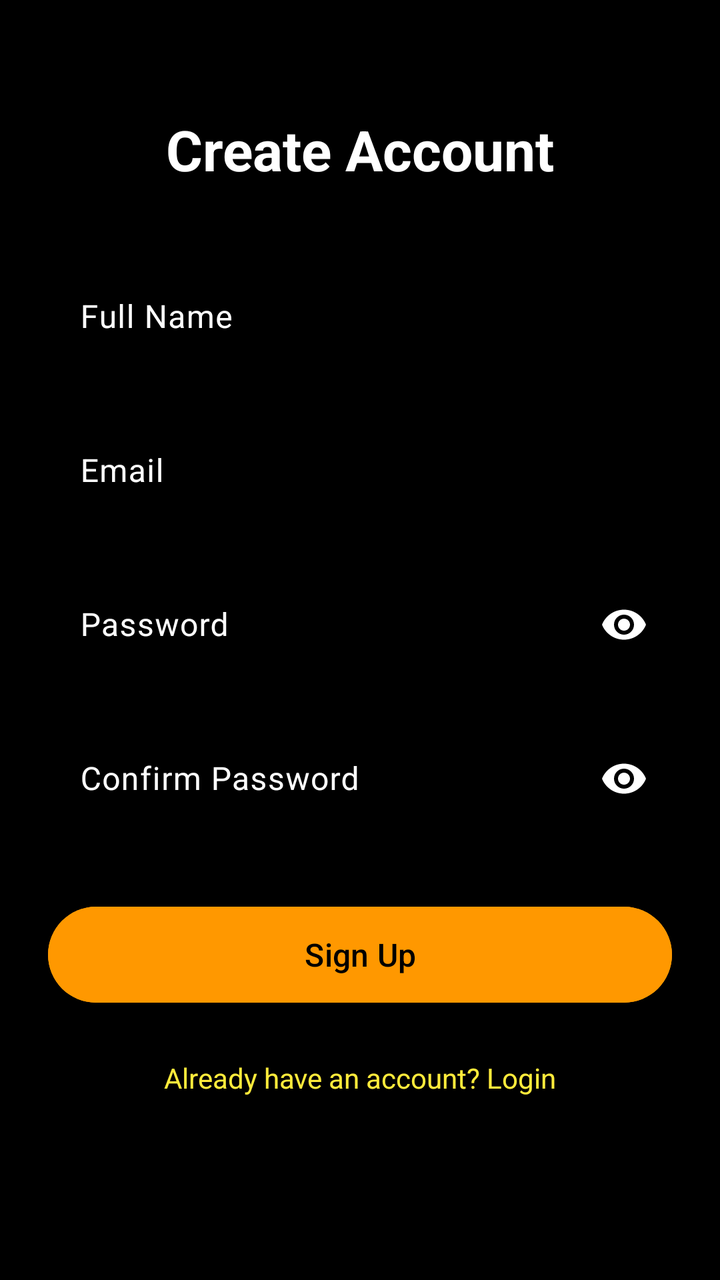
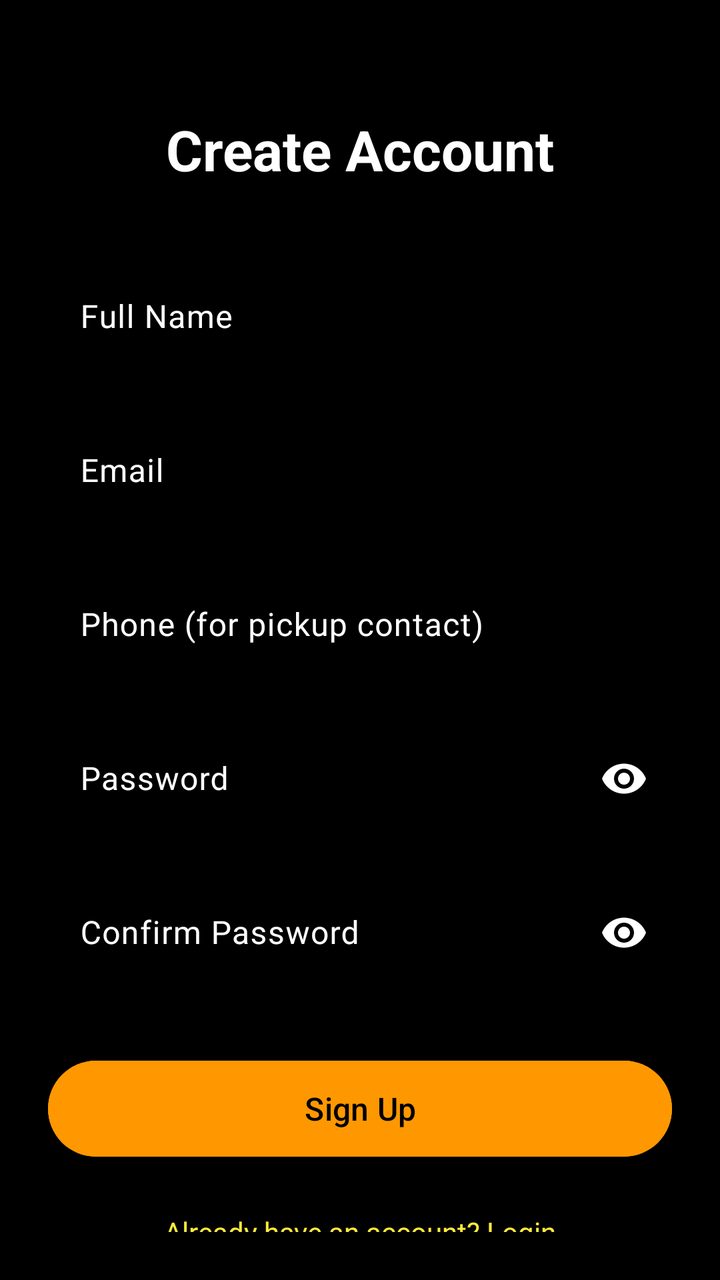

Before-and-after screenshots of an Android layout around one commit, followed by the original layout XML and the change that was made.
<!-- AndroidManifest.xml: application theme Theme.BiteForLessFoodBridge -->
<!-- res/layout/activity_signup.xml -->
<?xml version="1.0" encoding="utf-8"?>
<androidx.constraintlayout.widget.ConstraintLayout xmlns:android="http://schemas.android.com/apk/res/android"
    xmlns:app="http://schemas.android.com/apk/res-auto"
    android:layout_width="match_parent"
    android:layout_height="match_parent"
    android:background="@color/black"
    android:padding="24dp">

    <TextView
        android:id="@+id/title"
        android:layout_width="wrap_content"
        android:layout_height="wrap_content"
        android:layout_marginTop="32dp"
        android:text="Create Account"
        android:textColor="@color/white"
        android:textSize="28sp"
        android:textStyle="bold"
        app:layout_constraintEnd_toEndOf="parent"
        app:layout_constraintStart_toStartOf="parent"
        app:layout_constraintTop_toTopOf="parent" />

    <com.google.android.material.textfield.TextInputLayout
        android:id="@+id/name_layout"
        style="@style/Widget.Material3.TextInputLayout.OutlinedBox"
        android:layout_width="match_parent"
        android:layout_height="wrap_content"
        android:layout_marginTop="32dp"
        android:hint="Full Name"
        android:textColorHint="@color/white"
        app:boxStrokeColor="@color/food_orange"
        app:hintTextColor="@color/food_orange"
        app:layout_constraintTop_toBottomOf="@id/title">

        <com.google.android.material.textfield.TextInputEditText
            android:id="@+id/et_name"
            android:layout_width="match_parent"
            android:layout_height="wrap_content"
            android:textColor="@color/white" />
    </com.google.android.material.textfield.TextInputLayout>

    <com.google.android.material.textfield.TextInputLayout
        android:id="@+id/email_layout"
        style="@style/Widget.Material3.TextInputLayout.OutlinedBox"
        android:layout_width="match_parent"
        android:layout_height="wrap_content"
        android:layout_marginTop="16dp"
        android:hint="Email"
        android:textColorHint="@color/white"
        app:boxStrokeColor="@color/food_orange"
        app:hintTextColor="@color/food_orange"
        app:layout_constraintTop_toBottomOf="@id/name_layout">

        <com.google.android.material.textfield.TextInputEditText
            android:id="@+id/et_email"
            android:layout_width="match_parent"
            android:layout_height="wrap_content"
            android:textColor="@color/white" />
    </com.google.android.material.textfield.TextInputLayout>

    <com.google.android.material.textfield.TextInputLayout
        android:id="@+id/password_layout"
        style="@style/Widget.Material3.TextInputLayout.OutlinedBox"
        android:layout_width="match_parent"
        android:layout_height="wrap_content"
        android:layout_marginTop="16dp"
        android:hint="Password"
        android:textColorHint="@color/white"
        app:boxStrokeColor="@color/food_orange"
        app:hintTextColor="@color/food_orange"
        app:layout_constraintTop_toBottomOf="@id/email_layout"
        app:passwordToggleEnabled="true"
        app:passwordToggleTint="@color/white">

        <com.google.android.material.textfield.TextInputEditText
            android:id="@+id/et_password"
            android:layout_width="match_parent"
            android:layout_height="wrap_content"
            android:inputType="textPassword"
            android:textColor="@color/white" />
    </com.google.android.material.textfield.TextInputLayout>

    <com.google.android.material.textfield.TextInputLayout
        android:id="@+id/confirm_password_layout"
        style="@style/Widget.Material3.TextInputLayout.OutlinedBox"
        android:layout_width="match_parent"
        android:layout_height="wrap_content"
        android:layout_marginTop="16dp"
        android:hint="Confirm Password"
        android:textColorHint="@color/white"
        app:boxStrokeColor="@color/food_orange"
        app:hintTextColor="@color/food_orange"
        app:layout_constraintTop_toBottomOf="@id/password_layout"
        app:passwordToggleEnabled="true"
        app:passwordToggleTint="@color/white">

        <com.google.android.material.textfield.TextInputEditText
            android:id="@+id/et_confirm_password"
            android:layout_width="match_parent"
            android:layout_height="wrap_content"
            android:inputType="textPassword"
            android:textColor="@color/white" />
    </com.google.android.material.textfield.TextInputLayout>

    <Button
        android:id="@+id/btn_signup"
        android:layout_width="match_parent"
        android:layout_height="56dp"
        android:layout_marginTop="32dp"
        android:backgroundTint="@color/food_orange"
        android:text="Sign Up"
        android:textAllCaps="false"
        android:textSize="16sp"
        app:layout_constraintTop_toBottomOf="@id/confirm_password_layout" />

    <TextView
        android:id="@+id/btn_goto_login"
        android:layout_width="wrap_content"
        android:layout_height="wrap_content"
        android:layout_marginTop="24dp"
        android:text="Already have an account? Login"
        android:textColor="@color/food_yellow"
        app:layout_constraintEnd_toEndOf="parent"
        app:layout_constraintStart_toStartOf="parent"
        app:layout_constraintTop_toBottomOf="@id/btn_signup" />

</androidx.constraintlayout.widget.ConstraintLayout>
<!-- resources referenced by this layout -->
<resources>
  <color name="black">#FF000000</color>
  <color name="food_orange">#FF9800</color>
  <color name="food_yellow">#FFEB3B</color>
  <color name="white">#FFFFFFFF</color>
  <style name="Theme.BiteForLessFoodBridge" parent="Base.Theme.BiteForLessFoodBridge" />
  <style name="Base.Theme.BiteForLessFoodBridge" parent="Theme.Material3.DayNight.NoActionBar">
          <item name="colorPrimary">@color/primary</item>
          <item name="colorOnPrimary">@color/black</item>
          <item name="colorSecondary">@color/secondary</item>
          <item name="colorError">@color/error</item>
          <item name="android:windowBackground">@color/background</item>
          <item name="android:statusBarColor">@color/background</item>
          <item name="android:navigationBarColor">@color/background</item>
          <item name="bottomNavigationStyle">@style/Widget.BiteForLess.BottomNavigation</item>
      </style>
  <color name="primary">#FF9800</color>
  <color name="secondary">#FFEB3B</color>
  <color name="error">#F44336</color>
  <color name="background">#FF000000</color>
  <style name="Widget.BiteForLess.BottomNavigation" parent="Widget.Material3.BottomNavigationView">
          <item name="materialThemeOverlay">@style/ThemeOverlay.BiteForLess.BottomNavigation</item>
      </style>
  <style name="ThemeOverlay.BiteForLess.BottomNavigation" parent="">
          <item name="colorPrimary">@color/primary</item>
          <item name="colorOnSurface">@color/text_secondary</item>
          <item name="colorOnSurfaceVariant">@color/text_hint</item>
      </style>
  <color name="text_secondary">#B3FFFFFF</color>
  <color name="text_hint">#80FFFFFF</color>
</resources>

<!-- the commit's change to res/layout/activity_signup.xml (unified diff, before → after) -->
@@ -58,6 +58,26 @@
     </com.google.android.material.textfield.TextInputLayout>
 
     <com.google.android.material.textfield.TextInputLayout
+        android:id="@+id/phone_layout"
+        style="@style/Widget.Material3.TextInputLayout.OutlinedBox"
+        android:layout_width="match_parent"
+        android:layout_height="wrap_content"
+        android:layout_marginTop="16dp"
+        android:hint="Phone (for pickup contact)"
+        android:textColorHint="@color/white"
+        app:boxStrokeColor="@color/food_orange"
+        app:hintTextColor="@color/food_orange"
+        app:layout_constraintTop_toBottomOf="@id/email_layout">
+
+        <com.google.android.material.textfield.TextInputEditText
+            android:id="@+id/et_phone"
+            android:layout_width="match_parent"
+            android:layout_height="wrap_content"
+            android:inputType="phone"
+            android:textColor="@color/white" />
+    </com.google.android.material.textfield.TextInputLayout>
+
+    <com.google.android.material.textfield.TextInputLayout
         android:id="@+id/password_layout"
         style="@style/Widget.Material3.TextInputLayout.OutlinedBox"
         android:layout_width="match_parent"
@@ -67,7 +87,7 @@
         android:textColorHint="@color/white"
         app:boxStrokeColor="@color/food_orange"
         app:hintTextColor="@color/food_orange"
-        app:layout_constraintTop_toBottomOf="@id/email_layout"
+        app:layout_constraintTop_toBottomOf="@id/phone_layout"
         app:passwordToggleEnabled="true"
         app:passwordToggleTint="@color/white">
 
